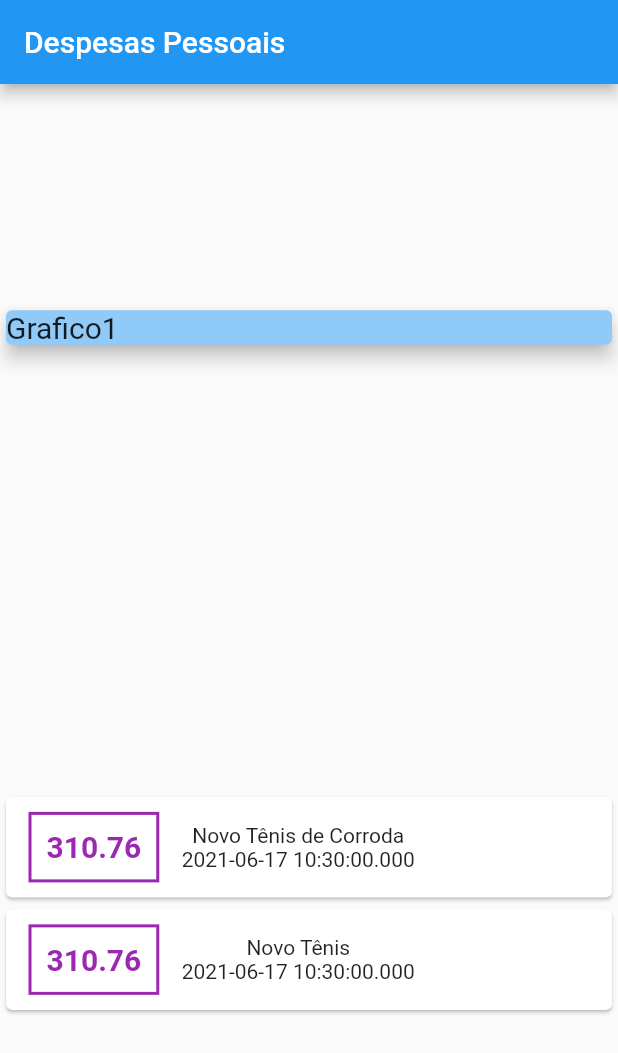
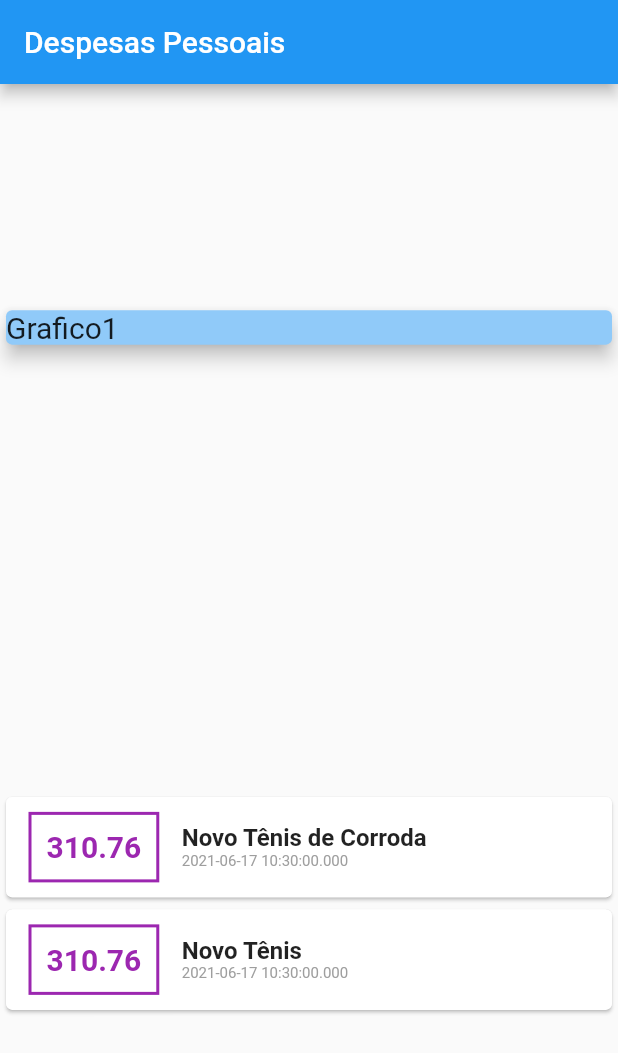
Before and after one commit to DanielCaetano/Flutter, a Flutter app: the screen it shows after launch, on a phone screen of 412 x 824 dp. Shown: the top 1053 px of the screen. Run offline on Flutter 3.47's test engine with Material 2 defaults, Android fonts, the phone set to English and light mode, and no system bars.

Commit message:
Desafio fonte da lista

```diff
--- a/curso_flutter/expenses/lib/main.dart
+++ b/curso_flutter/expenses/lib/main.dart
@@ -70,9 +70,17 @@ class MyHomePage extends StatelessWidget {
                         ),
                       ),
                       Column(
+                        crossAxisAlignment: CrossAxisAlignment.start,
                         children: <Widget>[
-                          Text(tr.title),
-                          Text(tr.date.toString()),
+                          Text(
+                            tr.title,
+                            style: TextStyle(
+                                fontSize: 16, fontWeight: FontWeight.bold),
+                          ),
+                          Text(
+                            tr.date.toString(),
+                            style: TextStyle(fontSize: 10, color: Colors.grey),
+                          ),
                         ],
                       )
                     ],
```
